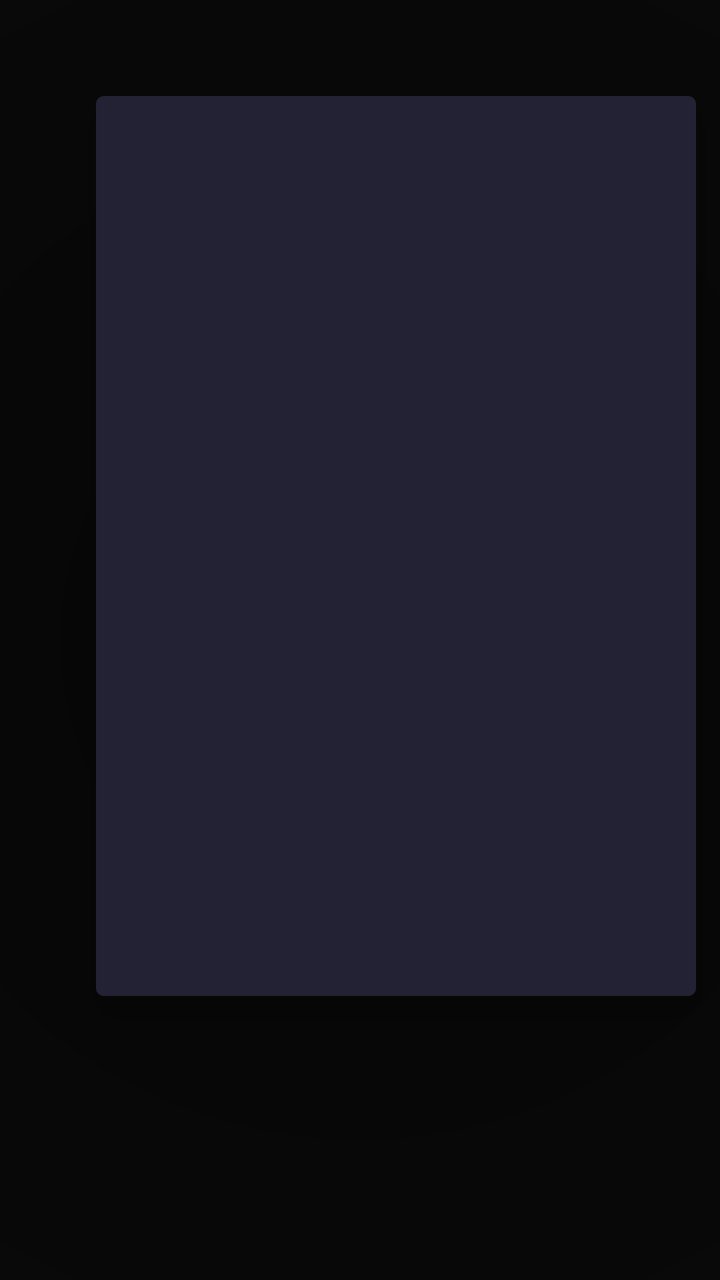
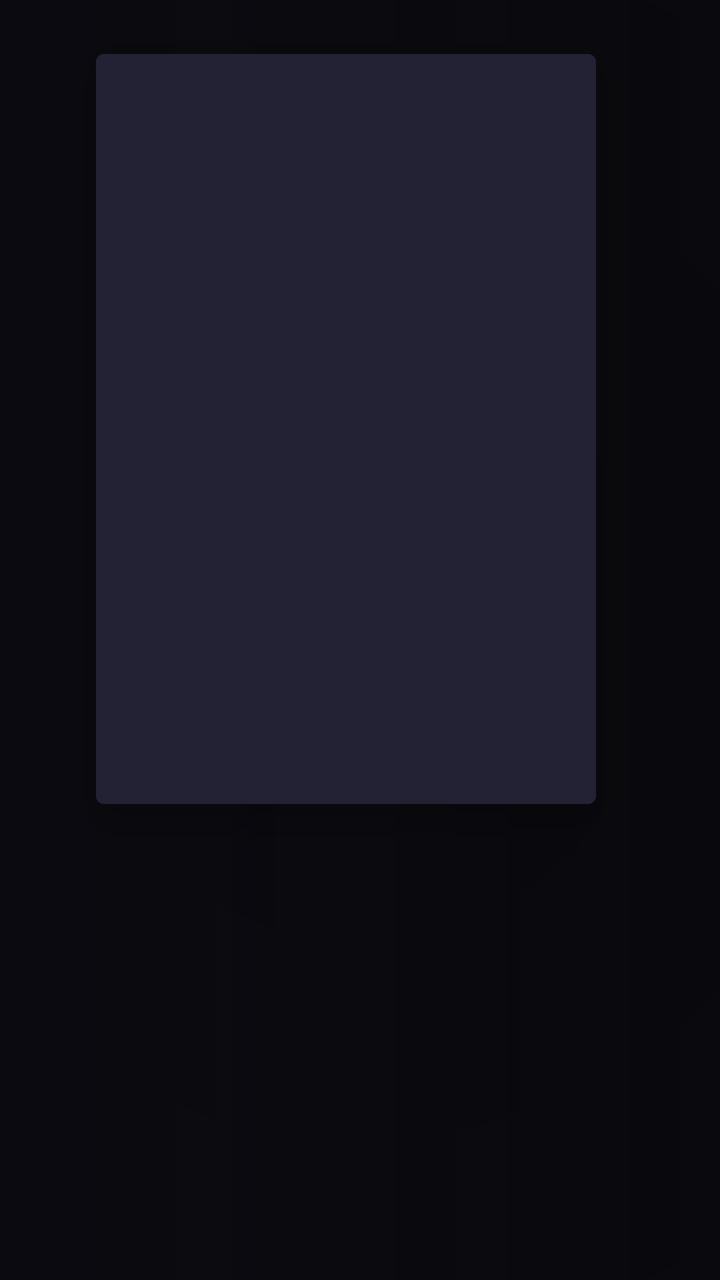

Compare the two renders of this Android layout. The source of the first and the diff that turns it into the second are given below.
<!-- AndroidManifest.xml: application theme AppTheme -->
<!-- res/layout/activity_series_detail.xml -->
<?xml version="1.0" encoding="utf-8"?>
<LinearLayout xmlns:android="http://schemas.android.com/apk/res/android"
    xmlns:app="http://schemas.android.com/apk/res-auto"
    android:layout_width="match_parent"
    android:layout_height="match_parent"
    android:background="@drawable/bg_radial_dark"
    android:orientation="horizontal"
    android:padding="@dimen/tv_margin_horizontal"
    android:clipChildren="false"
    android:clipToPadding="false">

    <FrameLayout
        android:layout_width="300dp"
        android:layout_height="450dp"
        android:layout_marginEnd="40dp"
        android:background="@drawable/bg_card_setting"
        android:elevation="12dp">

        <com.google.android.material.imageview.ShapeableImageView
            android:id="@+id/iv_cover"
            android:layout_width="match_parent"
            android:layout_height="match_parent"
            android:scaleType="centerCrop"
            android:background="@color/card_bg_elevated"
            app:shapeAppearanceOverlay="@style/ShapeAppearance.MaterialComponents.MediumComponent"
            android:contentDescription="Serien Cover" />
    </FrameLayout>

    <androidx.core.widget.NestedScrollView
        android:layout_width="0dp"
        android:layout_height="match_parent"
        android:layout_weight="1"
        android:clipChildren="false"
        android:clipToPadding="false"
        android:fillViewport="true">

        <LinearLayout
            android:layout_width="match_parent"
            android:layout_height="wrap_content"
            android:orientation="vertical"
            android:clipChildren="false"
            android:clipToPadding="false">

            <TextView
                android:id="@+id/tv_title"
                android:layout_width="match_parent"
                android:layout_height="wrap_content"
                android:textColor="@color/text_primary"
                android:textSize="48sp"
                android:textStyle="bold" />

            <TextView
                android:id="@+id/tv_description"
                android:layout_width="match_parent"
                android:layout_height="wrap_content"
                android:layout_marginTop="16dp"
                android:maxLines="5"
                android:ellipsize="end"
                android:textColor="@color/text_secondary"
                android:lineSpacingExtra="4dp"
                android:textSize="20sp" />

            <LinearLayout
                android:layout_width="match_parent"
                android:layout_height="wrap_content"
                android:orientation="vertical"
                android:layout_marginTop="20dp"
                android:clipChildren="false">

                <Button
                    android:id="@+id/btn_continue_watching"
                    style="@style/TvButtonStyle"
                    android:layout_width="match_parent"
                    android:layout_height="wrap_content"
                    android:background="@drawable/bg_input_selector"
                    android:backgroundTint="@color/primary"
                    android:drawableStart="@drawable/ic_play"
                    android:drawablePadding="12dp"
                    android:textColor="@color/text_primary"
                    android:textSize="18sp"
                    android:textStyle="bold"
                    android:visibility="gone" />

                <Button
                    android:id="@+id/btn_watchlist_toggle"
                    style="@style/TvButtonStyle"
                    android:layout_width="match_parent"
                    android:layout_height="wrap_content"
                    android:layout_marginTop="12dp"
                    android:background="@drawable/bg_input_selector"
                    android:backgroundTint="@color/button_secondary"
                    android:drawableStart="@drawable/ic_star_outline"
                    android:drawablePadding="12dp"
                    android:textColor="@color/text_primary"
                    android:textSize="18sp"
                    android:textStyle="bold"
                    android:text="@string/btn_watchlist_add" />

                <LinearLayout
                    android:layout_width="match_parent"
                    android:layout_height="wrap_content"
                    android:layout_marginTop="12dp"
                    android:orientation="horizontal"
                    android:gravity="center_vertical"
                    android:clipChildren="false">

                    <Button
                        android:id="@+id/btn_reindex"
                        style="@style/TvButtonStyle"
                        android:layout_width="0dp"
                        android:layout_height="wrap_content"
                        android:layout_weight="1"
                        android:background="@drawable/bg_input_selector"
                        android:backgroundTint="@color/button_secondary"
                        android:drawableStart="@drawable/ic_sync"
                        android:drawablePadding="12dp"
                        android:textColor="@color/text_primary"
                        android:textSize="18sp"
                        android:textStyle="bold"
                        android:text="@string/btn_reindex" />

                    <ProgressBar
                        android:id="@+id/progress_reindex"
                        android:layout_width="28dp"
                        android:layout_height="28dp"
                        android:layout_marginStart="12dp"
                        android:indeterminateTint="@color/text_primary"
                        android:visibility="gone" />
                </LinearLayout>
            </LinearLayout>

            <TextView
                android:layout_width="wrap_content"
                android:layout_height="wrap_content"
                android:text="Staffel auswählen:"
                android:textColor="@color/text_muted"
                android:textSize="16sp"
                android:textStyle="bold"
                android:layout_marginTop="32dp" />

            <Spinner
                android:id="@+id/spinner_seasons"
                android:layout_width="wrap_content"
                android:layout_height="wrap_content"
                android:layout_marginTop="8dp"
                android:background="@drawable/bg_spinner_selector"
                android:popupBackground="#161622"
                android:minHeight="48dp" />

            <TextView
                android:id="@+id/tv_episodes_message"
                android:layout_width="wrap_content"
                android:layout_height="wrap_content"
                android:layout_marginTop="20dp"
                android:textColor="@color/text_muted"
                android:textSize="18sp"
                android:visibility="gone" />

            <androidx.recyclerview.widget.RecyclerView
                android:id="@+id/rv_episodes"
                android:layout_width="match_parent"
                android:layout_height="wrap_content"
                android:layout_marginTop="20dp"
                android:nestedScrollingEnabled="false"
                android:clipChildren="false"
                android:clipToPadding="false" />

        </LinearLayout>
    </androidx.core.widget.NestedScrollView>

    <ProgressBar
        android:id="@+id/progress_bar"
        android:layout_width="56dp"
        android:layout_height="56dp"
        android:layout_gravity="center"
        android:indeterminateTint="@color/primary"
        android:visibility="gone" />

</LinearLayout>
<!-- resources referenced by this layout -->
<resources>
  <color name="button_secondary">#28283A</color>
  <color name="card_bg_elevated">#222234</color>
  <color name="primary">#E50914</color>
  <color name="text_muted">#7A7A94</color>
  <color name="text_primary">#FFFFFF</color>
  <color name="text_secondary">#B5B5CA</color>
  <dimen name="tv_margin_horizontal">48dp</dimen>
  <!-- drawable bg_card_setting (drawable) -->
  <?xml version="1.0" encoding="utf-8"?>
  <shape xmlns:android="http://schemas.android.com/apk/res/android"
      android:shape="rectangle">
      <solid android:color="#1A1A26" />
      <corners android:radius="16dp" />
      <stroke android:width="1.5dp" android:color="#2D2D42" />
  </shape>
  <!-- drawable bg_radial_dark (drawable) -->
  <?xml version="1.0" encoding="utf-8"?>
  <shape xmlns:android="http://schemas.android.com/apk/res/android"
      android:shape="rectangle">
      <gradient
          android:angle="90"
          android:endColor="#111111"
          android:startColor="#050505"
          android:type="radial"
          android:gradientRadius="1200dp" />
  </shape>
  <!-- drawable bg_spinner_selector (drawable) -->
  <?xml version="1.0" encoding="utf-8"?>
  <selector xmlns:android="http://schemas.android.com/apk/res/android">
      <item android:state_focused="true">
          <shape android:shape="rectangle">
              <solid android:color="#26263A" />
              <corners android:radius="12dp" />
              <stroke android:width="3dp" android:color="#E50914" />
              <padding android:left="16dp" android:top="12dp" android:right="16dp" android:bottom="12dp" />
          </shape>
      </item>
      <item>
          <shape android:shape="rectangle">
              <solid android:color="#181824" />
              <corners android:radius="12dp" />
              <stroke android:width="1.5dp" android:color="#2D2D42" />
              <padding android:left="16dp" android:top="12dp" android:right="16dp" android:bottom="12dp" />
          </shape>
      </item>
  </selector>
  <!-- drawable ic_play (drawable) -->
  <vector xmlns:android="http://schemas.android.com/apk/res/android"
      android:width="64dp"
      android:height="64dp"
      android:viewportWidth="24"
      android:viewportHeight="24">
      <path
          android:fillColor="#FFFFFF"
          android:pathData="M8,5v14l11,-7z"/>
  </vector>
  <!-- drawable ic_star_outline (drawable) -->
  <vector xmlns:android="http://schemas.android.com/apk/res/android"
      android:width="24dp"
      android:height="24dp"
      android:viewportWidth="24"
      android:viewportHeight="24">
      <path
          android:fillColor="#FFFFFF"
          android:pathData="M22,9.24l-7.19,-0.61L12,2L9.19,8.63L2,9.24l5.46,4.73L5.82,21L12,17.27L18.18,21l-1.63,-7.03L22,9.24zM12,15.4l-3.76,2.27 1,-4.28 -3.32,-2.88 4.38,-0.38L12,6.1l1.71,4.04 4.38,0.38 -3.32,2.88 1,4.28L12,15.4z"/>
  </vector>
  <string name="btn_reindex">Folgen aktualisieren</string>
  <string name="btn_watchlist_add">Zur Watchlist hinzufügen</string>
  <style name="TvButtonStyle">
          <item name="android:textSize">18sp</item>
          <item name="android:textStyle">bold</item>
          <item name="android:textColor">@color/text_primary</item>
          <item name="android:paddingHorizontal">20dp</item>
          <item name="android:paddingVertical">14dp</item>
          <item name="android:focusable">true</item>
          <item name="android:clickable">true</item>
      </style>
  <style name="AppTheme" parent="Theme.AppCompat.NoActionBar">
          <item name="android:windowBackground">@drawable/bg_radial_dark</item>
          <item name="android:colorBackground">@color/background_dark</item>
          <item name="android:windowActivityTransitions">true</item>
      </style>
  <color name="background_dark">#0A0A10</color>
  <!-- unchanged entries left out for length: 2 -->
</resources>

<!-- the commit's change to res/layout/activity_series_detail.xml (unified diff, before → after) -->
@@ -1,172 +1,220 @@
 <?xml version="1.0" encoding="utf-8"?>
-<LinearLayout xmlns:android="http://schemas.android.com/apk/res/android"
+<FrameLayout xmlns:android="http://schemas.android.com/apk/res/android"
     xmlns:app="http://schemas.android.com/apk/res-auto"
     android:layout_width="match_parent"
     android:layout_height="match_parent"
-    android:background="@drawable/bg_radial_dark"
-    android:orientation="horizontal"
-    android:padding="@dimen/tv_margin_horizontal"
-    android:clipChildren="false"
-    android:clipToPadding="false">
-
-    <FrameLayout
-        android:layout_width="300dp"
-        android:layout_height="450dp"
-        android:layout_marginEnd="40dp"
-        android:background="@drawable/bg_card_setting"
-        android:elevation="12dp">
-
-        <com.google.android.material.imageview.ShapeableImageView
-            android:id="@+id/iv_cover"
-            android:layout_width="match_parent"
-            android:layout_height="match_parent"
-            android:scaleType="centerCrop"
-            android:background="@color/card_bg_elevated"
-            app:shapeAppearanceOverlay="@style/ShapeAppearance.MaterialComponents.MediumComponent"
-            android:contentDescription="Serien Cover" />
-    </FrameLayout>
-
-    <androidx.core.widget.NestedScrollView
-        android:layout_width="0dp"
+    android:background="@drawable/bg_radial_dark">
+
+    <ImageView
+        android:id="@+id/iv_backdrop"
+        android:layout_width="match_parent"
         android:layout_height="match_parent"
-        android:layout_weight="1"
+        android:alpha="0.22"
+        android:importantForAccessibility="no"
+        android:scaleType="centerCrop" />
+
+    <View
+        android:layout_width="match_parent"
+        android:layout_height="match_parent"
+        android:background="@drawable/bg_detail_scrim" />
+
+    <LinearLayout
+        android:layout_width="match_parent"
+        android:layout_height="match_parent"
         android:clipChildren="false"
         android:clipToPadding="false"
-        android:fillViewport="true">
-
-        <LinearLayout
-            android:layout_width="match_parent"
-            android:layout_height="wrap_content"
-            android:orientation="vertical"
+        android:orientation="horizontal"
+        android:paddingHorizontal="@dimen/tv_margin_horizontal"
+        android:paddingTop="@dimen/tv_margin_vertical">
+
+        <FrameLayout
+            android:layout_width="250dp"
+            android:layout_height="375dp"
+            android:layout_marginEnd="40dp"
+            android:background="@drawable/bg_card_setting"
+            android:elevation="12dp">
+
+            <com.google.android.material.imageview.ShapeableImageView
+                android:id="@+id/iv_cover"
+                android:layout_width="match_parent"
+                android:layout_height="match_parent"
+                android:background="@color/card_bg_elevated"
+                android:contentDescription="Serien Cover"
+                android:scaleType="centerCrop"
+                app:shapeAppearanceOverlay="@style/ShapeAppearance.MaterialComponents.MediumComponent" />
+        </FrameLayout>
+
+        <androidx.core.widget.NestedScrollView
+            android:id="@+id/scroll_detail"
+            android:layout_width="0dp"
+            android:layout_height="match_parent"
+            android:layout_weight="1"
             android:clipChildren="false"
-            android:clipToPadding="false">
-
-            <TextView
-                android:id="@+id/tv_title"
-                android:layout_width="match_parent"
-                android:layout_height="wrap_content"
-                android:textColor="@color/text_primary"
-                android:textSize="48sp"
-                android:textStyle="bold" />
-
-            <TextView
-                android:id="@+id/tv_description"
-                android:layout_width="match_parent"
-                android:layout_height="wrap_content"
-                android:layout_marginTop="16dp"
-                android:maxLines="5"
-                android:ellipsize="end"
-                android:textColor="@color/text_secondary"
-                android:lineSpacingExtra="4dp"
-                android:textSize="20sp" />
+            android:clipToPadding="false"
+            android:fillViewport="true"
+            android:paddingBottom="@dimen/tv_margin_vertical">
 
             <LinearLayout
                 android:layout_width="match_parent"
                 android:layout_height="wrap_content"
+                android:clipChildren="false"
+                android:clipToPadding="false"
                 android:orientation="vertical"
-                android:layout_marginTop="20dp"
-                android:clipChildren="false">
+                android:paddingHorizontal="8dp">
+
+                <TextView
+                    android:id="@+id/tv_title"
+                    android:layout_width="match_parent"
+                    android:layout_height="wrap_content"
+                    android:ellipsize="end"
+                    android:maxLines="2"
+                    android:textColor="@color/text_primary"
+                    android:textSize="40sp"
+                    android:textStyle="bold" />
+
+                <TextView
+                    android:id="@+id/tv_meta"
+                    android:layout_width="match_parent"
+                    android:layout_height="wrap_content"
+                    android:layout_marginTop="6dp"
+                    android:ellipsize="end"
+                    android:maxLines="1"
+                    android:textColor="@color/text_muted"
+                    android:textSize="16sp"
+                    android:textStyle="bold" />
+
+                <TextView
+                    android:id="@+id/tv_description"
+                    android:layout_width="match_parent"
+                    android:layout_height="wrap_content"
+                    android:layout_marginTop="14dp"
+                    android:ellipsize="end"
+                    android:lineSpacingExtra="4dp"
+                    android:maxLines="4"
+                    android:textColor="@color/text_secondary"
+                    android:textSize="18sp" />
 
                 <Button
                     android:id="@+id/btn_continue_watching"
                     style="@style/TvButtonStyle"
                     android:layout_width="match_parent"
                     android:layout_height="wrap_content"
+                    android:layout_marginTop="22dp"
                     android:background="@drawable/bg_input_selector"
                     android:backgroundTint="@color/primary"
                     android:drawableStart="@drawable/ic_play"
                     android:drawablePadding="12dp"
+                    android:gravity="start|center_vertical"
                     android:textColor="@color/text_primary"
                     android:textSize="18sp"
                     android:textStyle="bold"
                     android:visibility="gone" />
 
-                <Button
-                    android:id="@+id/btn_watchlist_toggle"
-                    style="@style/TvButtonStyle"
+                <LinearLayout
                     android:layout_width="match_parent"
                     android:layout_height="wrap_content"
                     android:layout_marginTop="12dp"
-                    android:background="@drawable/bg_input_selector"
-                    android:backgroundTint="@color/button_secondary"
-                    android:drawableStart="@drawable/ic_star_outline"
-                    android:drawablePadding="12dp"
-                    android:textColor="@color/text_primary"
-                    android:textSize="18sp"
-                    android:textStyle="bold"
-                    android:text="@string/btn_watchlist_add" />
-
-                <LinearLayout
-                    android:layout_width="match_parent"
-                    android:layout_height="wrap_content"
-                    android:layout_marginTop="12dp"
-                    android:orientation="horizontal"
+                    android:clipChildren="false"
                     android:gravity="center_vertical"
-                    android:clipChildren="false">
+                    android:orientation="horizontal">
 
                     <Button
-                        android:id="@+id/btn_reindex"
+                        android:id="@+id/btn_watchlist_toggle"
                         style="@style/TvButtonStyle"
                         android:layout_width="0dp"
                         android:layout_height="wrap_content"
                         android:layout_weight="1"
                         android:background="@drawable/bg_input_selector"
                         android:backgroundTint="@color/button_secondary"
+                        android:drawableStart="@drawable/ic_star_outline"
+                        android:drawablePadding="10dp"
+                        android:ellipsize="end"
+                        android:gravity="start|center_vertical"
+                        android:maxLines="1"
+                        android:text="@string/btn_watchlist_add"
+                        android:textColor="@color/text_primary"
+                        android:textSize="16sp"
+                        android:textStyle="bold" />
+
+                    <Button
+                        android:id="@+id/btn_reindex"
+                        style="@style/TvButtonStyle"
+                        android:layout_width="0dp"
+                        android:layout_height="wrap_content"
+                        android:layout_marginStart="12dp"
+                        android:layout_weight="1"
+                        android:background="@drawable/bg_input_selector"
+                        android:backgroundTint="@color/button_secondary"
                         android:drawableStart="@drawable/ic_sync"
-                        android:drawablePadding="12dp"
+                        android:drawablePadding="10dp"
+                        android:ellipsize="end"
+                        android:gravity="start|center_vertical"
+                        android:maxLines="1"
+                        android:text="@string/btn_reindex"
                         android:textColor="@color/text_primary"
-                        android:textSize="18sp"
-                        android:textStyle="bold"
-                        android:text="@string/btn_reindex" />
+                        android:textSize="16sp"
+                        android:textStyle="bold" />
 
                     <ProgressBar
                         android:id="@+id/progress_reindex"
-                        android:layout_width="28dp"
-                        android:layout_height="28dp"
+                        android:layout_width="24dp"
+                        android:layout_height="24dp"
                         android:layout_marginStart="12dp"
                         android:indeterminateTint="@color/text_primary"
                         android:visibility="gone" />
                 </LinearLayout>
+
+                <TextView
+                    android:id="@+id/tv_seasons_header"
+                    android:layout_width="wrap_content"
+                    android:layout_height="wrap_content"
+                    android:layout_marginTop="30dp"
+                    android:text="@string/detail_seasons_header"
+                    android:textColor="@color/text_muted"
+                    android:textSize="16sp"
+                    android:textStyle="bold"
+                    android:visibility="gone" />
+
+                <com.shadow.firetv.core.ui.TabRowRecyclerView
+                    android:id="@+id/rv_seasons"
+                    android:layout_width="match_parent"
+                    android:layout_height="wrap_content"
+                    android:layout_marginTop="10dp"
+                    android:clipChildren="false"
+                    android:clipToPadding="false"
+                    android:paddingVertical="6dp"
+                    android:visibility="gone" />
+
+                <TextView
+                    android:id="@+id/tv_season_progress"
+                    android:layout_width="wrap_content"
+                    android:layout_height="wrap_content"
+                    android:layout_marginTop="8dp"
+                    android:textColor="@color/text_secondary"
+                    android:textSize="16sp"
+                    android:visibility="gone" />
+
+                <TextView
+                    android:id="@+id/tv_episodes_message"
+                    android:layout_width="wrap_content"
+                    android:layout_height="wrap_content"
+                    android:layout_marginTop="20dp"
+                    android:textColor="@color/text_muted"
+                    android:textSize="18sp"
+                    android:visibility="gone" />
+
+                <androidx.recyclerview.widget.RecyclerView
+                    android:id="@+id/rv_episodes"
+                    android:layout_width="match_parent"
+                    android:layout_height="wrap_content"
+                    android:layout_marginTop="14dp"
+                    android:clipChildren="false"
+                    android:clipToPadding="false"
+                    android:nestedScrollingEnabled="false" />
+
             </LinearLayout>
-
-            <TextView
-                android:layout_width="wrap_content"
-                android:layout_height="wrap_content"
-                android:text="Staffel auswählen:"
-                android:textColor="@color/text_muted"
-                android:textSize="16sp"
-                android:textStyle="bold"
-                android:layout_marginTop="32dp" />
-
-            <Spinner
-                android:id="@+id/spinner_seasons"
-                android:layout_width="wrap_content"
-                android:layout_height="wrap_content"
-                android:layout_marginTop="8dp"
-                android:background="@drawable/bg_spinner_selector"
-                android:popupBackground="#161622"
-                android:minHeight="48dp" />
-
-            <TextView
-                android:id="@+id/tv_episodes_message"
-                android:layout_width="wrap_content"
-                android:layout_height="wrap_content"
-                android:layout_marginTop="20dp"
-                android:textColor="@color/text_muted"
-                android:textSize="18sp"
-                android:visibility="gone" />
-
-            <androidx.recyclerview.widget.RecyclerView
-                android:id="@+id/rv_episodes"
-                android:layout_width="match_parent"
-                android:layout_height="wrap_content"
-                android:layout_marginTop="20dp"
-                android:nestedScrollingEnabled="false"
-                android:clipChildren="false"
-                android:clipToPadding="false" />
-
-        </LinearLayout>
-    </androidx.core.widget.NestedScrollView>
+        </androidx.core.widget.NestedScrollView>
+    </LinearLayout>
 
     <ProgressBar
         android:id="@+id/progress_bar"
@@ -176,4 +224,4 @@
         android:indeterminateTint="@color/primary"
         android:visibility="gone" />
 
-</LinearLayout>
+</FrameLayout>
<!-- resource entries referenced after the edit -->
@@ -7,6 +7,7 @@
   <color name="text_primary">#FFFFFF</color>
   <color name="text_secondary">#B5B5CA</color>
   <dimen name="tv_margin_horizontal">48dp</dimen>
+  <dimen name="tv_margin_vertical">27dp</dimen>
   <!-- drawable bg_card_setting (drawable) -->
   <?xml version="1.0" encoding="utf-8"?>
   <shape xmlns:android="http://schemas.android.com/apk/res/android"
@@ -14,6 +15,15 @@
       <solid android:color="#1A1A26" />
       <corners android:radius="16dp" />
       <stroke android:width="1.5dp" android:color="#2D2D42" />
+  </shape>
+  <!-- drawable bg_detail_scrim (drawable) -->
+  <?xml version="1.0" encoding="utf-8"?>
+  <shape xmlns:android="http://schemas.android.com/apk/res/android">
+      <gradient
+          android:angle="0"
+          android:centerColor="#CC0A0A10"
+          android:endColor="#990A0A10"
+          android:startColor="#F00A0A10" />
   </shape>
   <!-- drawable bg_radial_dark (drawable) -->
   <?xml version="1.0" encoding="utf-8"?>
@@ -26,26 +36,6 @@
           android:type="radial"
           android:gradientRadius="1200dp" />
   </shape>
-  <!-- drawable bg_spinner_selector (drawable) -->
-  <?xml version="1.0" encoding="utf-8"?>
-  <selector xmlns:android="http://schemas.android.com/apk/res/android">
-      <item android:state_focused="true">
-          <shape android:shape="rectangle">
-              <solid android:color="#26263A" />
-              <corners android:radius="12dp" />
-              <stroke android:width="3dp" android:color="#E50914" />
-              <padding android:left="16dp" android:top="12dp" android:right="16dp" android:bottom="12dp" />
-          </shape>
-      </item>
-      <item>
-          <shape android:shape="rectangle">
-              <solid android:color="#181824" />
-              <corners android:radius="12dp" />
-              <stroke android:width="1.5dp" android:color="#2D2D42" />
-              <padding android:left="16dp" android:top="12dp" android:right="16dp" android:bottom="12dp" />
-          </shape>
-      </item>
-  </selector>
   <!-- drawable ic_play (drawable) -->
   <vector xmlns:android="http://schemas.android.com/apk/res/android"
       android:width="64dp"
@@ -68,6 +58,7 @@
   </vector>
   <string name="btn_reindex">Folgen aktualisieren</string>
   <string name="btn_watchlist_add">Zur Watchlist hinzufügen</string>
+  <string name="detail_seasons_header">Staffeln</string>
   <style name="TvButtonStyle">
           <item name="android:textSize">18sp</item>
           <item name="android:textStyle">bold</item>
